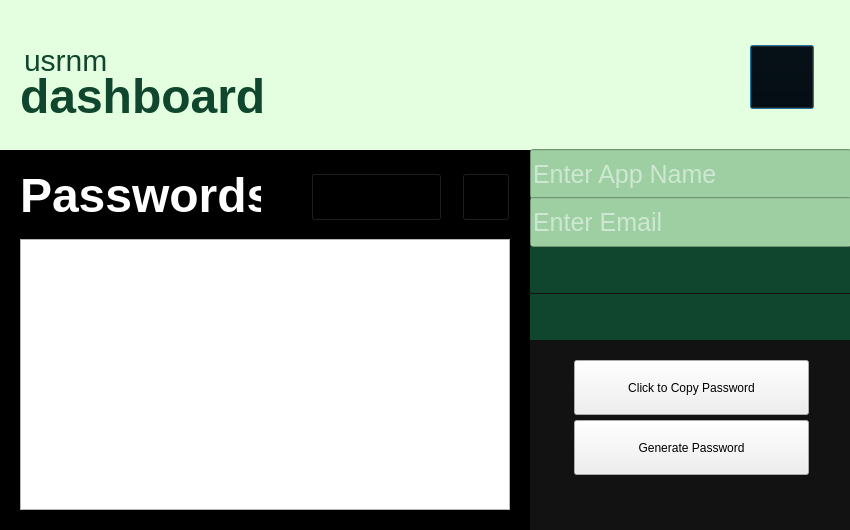
mvrck-dev/Clover, file vault8_dashboard.ui: the form before one commit.
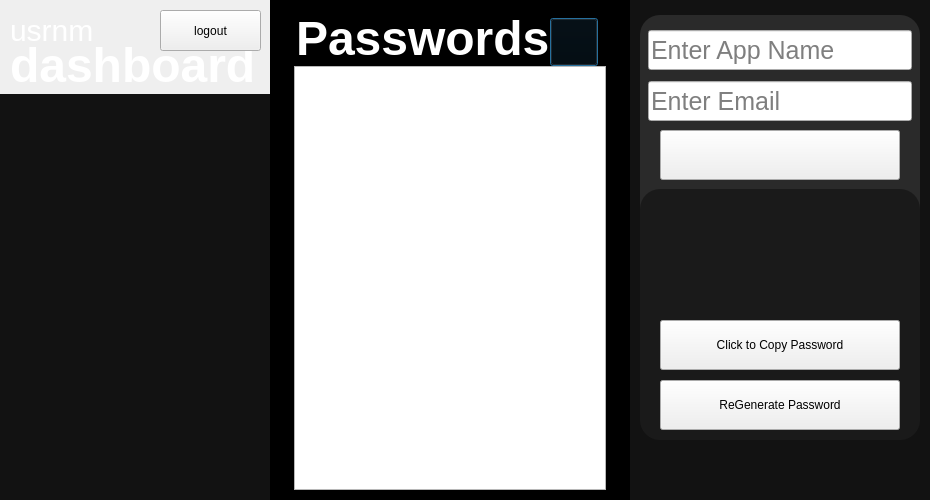
The form after the commit. Icons and pictures are not drawn.

```diff
--- a/vault8_dashboard.ui
+++ b/vault8_dashboard.ui
@@ -6,8 +6,8 @@
    <rect>
     <x>0</x>
     <y>0</y>
-    <width>850</width>
-    <height>530</height>
+    <width>930</width>
+    <height>500</height>
    </rect>
   </property>
   <property name="windowTitle">
@@ -18,8 +18,8 @@
     <rect>
      <x>0</x>
      <y>0</y>
-     <width>850</width>
-     <height>530</height>
+     <width>930</width>
+     <height>501</height>
     </rect>
    </property>
    <property name="styleSheet">
@@ -30,41 +30,44 @@
      <rect>
       <x>0</x>
       <y>0</y>
-      <width>850</width>
-      <height>150</height>
+      <width>270</width>
+      <height>101</height>
      </rect>
     </property>
     <property name="styleSheet">
-     <string notr="true">#header{background-color:#E4FFDF;}</string>
+     <string notr="true"/>
     </property>
     <property name="text">
      <string/>
     </property>
+    <property name="pixmap">
+     <pixmap resource="Resources.qrc">:/Images/rsrc/dashboard_art.png</pixmap>
+    </property>
    </widget>
    <widget class="QLabel" name="cbody">
     <property name="geometry">
      <rect>
-      <x>0</x>
-      <y>150</y>
-      <width>530</width>
-      <height>380</height>
+      <x>270</x>
+      <y>0</y>
+      <width>360</width>
+      <height>501</height>
      </rect>
     </property>
     <property name="text">
      <string/>
     </property>
    </widget>
-   <widget class="QLabel" name="sbody">
+   <widget class="QLabel" name="rsbody">
     <property name="geometry">
      <rect>
-      <x>530</x>
-      <y>150</y>
-      <width>322</width>
-      <height>380</height>
+      <x>630</x>
+      <y>0</y>
+      <width>300</width>
+      <height>500</height>
      </rect>
     </property>
     <property name="styleSheet">
-     <string notr="true">#sbody{background-color:#121212}</string>
+     <string notr="true">#rsbody{background-color:#121212}</string>
     </property>
     <property name="text">
      <string/>
@@ -73,14 +76,14 @@
    <widget class="QLabel" name="usrnm">
     <property name="geometry">
      <rect>
-      <x>24</x>
-      <y>40</y>
+      <x>10</x>
+      <y>10</y>
       <width>110</width>
       <height>41</height>
      </rect>
     </property>
     <property name="styleSheet">
-     <string notr="true">#usrnm{color: #0F462D; font-size: 30px; font-weight: 150;}</string>
+     <string notr="true">#usrnm{color: #FFFFFF; font-size: 30px;}</string>
     </property>
     <property name="text">
      <string>usrnm</string>
@@ -89,14 +92,14 @@
    <widget class="QLabel" name="dashboard_text">
     <property name="geometry">
      <rect>
-      <x>20</x>
-      <y>71</y>
-      <width>501</width>
+      <x>10</x>
+      <y>40</y>
+      <width>261</width>
       <height>51</height>
      </rect>
     </property>
     <property name="styleSheet">
-     <string notr="true">#dashboard_text{color: #0F462D; font-size: 48px; font-weight: 500;}</string>
+     <string notr="true">#dashboard_text{color: #FFFFFF; font-size: 48px; font-weight: 500;}</string>
     </property>
     <property name="text">
      <string>dashboard</string>
@@ -105,9 +108,9 @@
    <widget class="QLabel" name="pwdlabel">
     <property name="geometry">
      <rect>
-      <x>20</x>
-      <y>170</y>
-      <width>241</width>
+      <x>296</x>
+      <y>13</y>
+      <width>281</width>
       <height>51</height>
      </rect>
     </property>
@@ -118,69 +121,11 @@
      <string>Passwords</string>
     </property>
    </widget>
-   <widget class="QPushButton" name="logoutbtn">
-    <property name="geometry">
-     <rect>
-      <x>750</x>
-      <y>45</y>
-      <width>64</width>
-      <height>64</height>
-     </rect>
-    </property>
-    <property name="whatsThis">
-     <string>Logout</string>
-    </property>
-    <property name="styleSheet">
-     <string notr="true">#logoutbtn{background-color: #00000000;}</string>
-    </property>
-    <property name="text">
-     <string/>
-    </property>
-    <property name="icon">
-     <iconset resource="Resources.qrc">
-      <normaloff>:/Icons/rsrc/logout_icon.png</normaloff>:/Icons/rsrc/logout_icon.png</iconset>
-    </property>
-    <property name="iconSize">
-     <size>
-      <width>40</width>
-      <height>40</height>
-     </size>
-    </property>
-   </widget>
-   <widget class="QPushButton" name="addbtn">
-    <property name="geometry">
-     <rect>
-      <x>311</x>
-      <y>173</y>
-      <width>131</width>
-      <height>48</height>
-     </rect>
-    </property>
-    <property name="whatsThis">
-     <string>Logout</string>
-    </property>
-    <property name="styleSheet">
-     <string notr="true">#addbtn{background-color: #00000000;}</string>
-    </property>
-    <property name="text">
-     <string/>
-    </property>
-    <property name="icon">
-     <iconset resource="Resources.qrc">
-      <normaloff>:/Icons/rsrc/add_icon.png</normaloff>:/Icons/rsrc/add_icon.png</iconset>
-    </property>
-    <property name="iconSize">
-     <size>
-      <width>40</width>
-      <height>40</height>
-     </size>
-    </property>
-   </widget>
    <widget class="QPushButton" name="removebtn">
     <property name="geometry">
      <rect>
-      <x>462</x>
-      <y>173</y>
+      <x>550</x>
+      <y>18</y>
       <width>48</width>
       <height>48</height>
      </rect>
@@ -208,27 +153,27 @@
    <widget class="QListWidget" name="applist">
     <property name="geometry">
      <rect>
-      <x>20</x>
-      <y>239</y>
-      <width>490</width>
-      <height>271</height>
+      <x>294</x>
+      <y>66</y>
+      <width>312</width>
+      <height>424</height>
      </rect>
     </property>
     <property name="styleSheet">
      <string notr="true"/>
     </property>
    </widget>
-   <widget class="QLabel" name="appname">
+   <widget class="QLabel" name="emailid">
     <property name="geometry">
      <rect>
-      <x>530</x>
-      <y>247</y>
-      <width>322</width>
-      <height>46</height>
+      <x>655</x>
+      <y>260</y>
+      <width>250</width>
+      <height>45</height>
      </rect>
     </property>
     <property name="styleSheet">
-     <string notr="true">#appname{background-color:#0F462D; color: #FFF; font-size: 48px; font-weight: 500; padding: 5px, 9px, 0 ,0; font-size:10px; }</string>
+     <string notr="true">#appname{background-color:#2A2A2A;  }</string>
     </property>
     <property name="text">
      <string/>
@@ -237,48 +182,30 @@
    <widget class="QLineEdit" name="appfield">
     <property name="geometry">
      <rect>
-      <x>530</x>
-      <y>149</y>
-      <width>322</width>
-      <height>50</height>
+      <x>648</x>
+      <y>30</y>
+      <width>264</width>
+      <height>40</height>
      </rect>
     </property>
     <property name="styleSheet">
-     <string notr="true">#appfield{background-color:#9dcfa3
-; color: #FFF;font-size: 48px; font-weight: 200; font-size:25px; }</string>
+     <string notr="true">#appfield{font-size: 48px; font-weight: 200; font-size:25px; }</string>
     </property>
     <property name="placeholderText">
      <string>Enter App Name</string>
     </property>
    </widget>
-   <widget class="QLabel" name="alertbox">
-    <property name="geometry">
-     <rect>
-      <x>530</x>
-      <y>500</y>
-      <width>322</width>
-      <height>30</height>
-     </rect>
-    </property>
-    <property name="styleSheet">
-     <string notr="true">#appname{background-color:#0F462D; color: #FFF; font-size: 48px; font-weight: 500; padding: 5px, 9px, 0 ,0; font-size:10px; }</string>
-    </property>
-    <property name="text">
-     <string/>
-    </property>
-   </widget>
    <widget class="QLineEdit" name="emailfield">
     <property name="geometry">
      <rect>
-      <x>530</x>
-      <y>197</y>
-      <width>322</width>
-      <height>50</height>
+      <x>648</x>
+      <y>81</y>
+      <width>264</width>
+      <height>40</height>
      </rect>
     </property>
     <property name="styleSheet">
-     <string notr="true">#emailfield{background-color:#9dcfa3
-; color: #FFF;font-size: 48px; font-weight: 200; font-size:25px; }</string>
+     <string notr="true">#emailfield{font-size: 48px; font-weight: 200; font-size:25px; }</string>
     </property>
     <property name="placeholderText">
      <string>Enter Email </string>
@@ -287,27 +214,27 @@
    <widget class="QPushButton" name="generatepwd">
     <property name="geometry">
      <rect>
-      <x>574</x>
-      <y>420</y>
-      <width>235</width>
-      <height>55</height>
+      <x>660</x>
+      <y>380</y>
+      <width>240</width>
+      <height>50</height>
      </rect>
     </property>
     <property name="text">
-     <string>Generate Password</string>
+     <string>ReGenerate Password</string>
     </property>
    </widget>
-   <widget class="QLabel" name="emailid">
+   <widget class="QLabel" name="appname">
     <property name="geometry">
      <rect>
-      <x>530</x>
-      <y>294</y>
-      <width>322</width>
-      <height>46</height>
+      <x>655</x>
+      <y>205</y>
+      <width>250</width>
+      <height>45</height>
      </rect>
     </property>
     <property name="styleSheet">
-     <string notr="true">#emailid{background-color:#0F462D; color: #FFF; font-size: 48px; font-weight: 500; padding: 5px, 9px, 0 ,0; font-size:10px; }</string>
+     <string notr="true">#emailid{background-color:#2A2A2A ; }</string>
     </property>
     <property name="text">
      <string/>
@@ -316,33 +243,126 @@
    <widget class="QPushButton" name="copypwd">
     <property name="geometry">
      <rect>
-      <x>574</x>
-      <y>360</y>
-      <width>235</width>
-      <height>55</height>
+      <x>660</x>
+      <y>320</y>
+      <width>240</width>
+      <height>50</height>
      </rect>
     </property>
     <property name="text">
      <string>Click to Copy Password</string>
     </property>
    </widget>
-   <zorder>header</zorder>
+   <widget class="QLabel" name="lsbody">
+    <property name="geometry">
+     <rect>
+      <x>0</x>
+      <y>94</y>
+      <width>270</width>
+      <height>411</height>
+     </rect>
+    </property>
+    <property name="styleSheet">
+     <string notr="true">#lsbody{background-color:#121212}</string>
+    </property>
+    <property name="text">
+     <string/>
+    </property>
+   </widget>
+   <widget class="QLabel" name="rsibody">
+    <property name="geometry">
+     <rect>
+      <x>640</x>
+      <y>189</y>
+      <width>280</width>
+      <height>251</height>
+     </rect>
+    </property>
+    <property name="styleSheet">
+     <string notr="true">#rsibody{background-color:#1A1A1A; border-radius: 20;}</string>
+    </property>
+    <property name="text">
+     <string/>
+    </property>
+   </widget>
+   <widget class="QLabel" name="alertbox">
+    <property name="geometry">
+     <rect>
+      <x>655</x>
+      <y>450</y>
+      <width>250</width>
+      <height>35</height>
+     </rect>
+    </property>
+    <property name="styleSheet">
+     <string notr="true"/>
+    </property>
+    <property name="text">
+     <string/>
+    </property>
+   </widget>
+   <widget class="QLabel" name="rsibody2">
+    <property name="geometry">
+     <rect>
+      <x>640</x>
+      <y>15</y>
+      <width>280</width>
+      <height>291</height>
+     </rect>
+    </property>
+    <property name="styleSheet">
+     <string notr="true">#rsibody2{background-color:#2A2A2A; border-radius: 20;}</string>
+    </property>
+    <property name="text">
+     <string/>
+    </property>
+   </widget>
+   <widget class="QPushButton" name="addbtn">
+    <property name="geometry">
+     <rect>
+      <x>660</x>
+      <y>130</y>
+      <width>240</width>
+      <height>50</height>
+     </rect>
+    </property>
+    <property name="text">
+     <string/>
+    </property>
+   </widget>
+   <widget class="QPushButton" name="logoutbtn">
+    <property name="geometry">
+     <rect>
+      <x>160</x>
+      <y>10</y>
+      <width>101</width>
+      <height>41</height>
+     </rect>
+    </property>
+    <property name="text">
+     <string>logout</string>
+    </property>
+   </widget>
+   <zorder>rsbody</zorder>
+   <zorder>rsibody2</zorder>
+   <zorder>rsibody</zorder>
    <zorder>cbody</zorder>
-   <zorder>sbody</zorder>
+   <zorder>applist</zorder>
+   <zorder>lsbody</zorder>
+   <zorder>header</zorder>
    <zorder>usrnm</zorder>
    <zorder>dashboard_text</zorder>
    <zorder>pwdlabel</zorder>
-   <zorder>logoutbtn</zorder>
-   <zorder>addbtn</zorder>
    <zorder>removebtn</zorder>
-   <zorder>appname</zorder>
    <zorder>appfield</zorder>
-   <zorder>alertbox</zorder>
    <zorder>emailfield</zorder>
    <zorder>generatepwd</zorder>
-   <zorder>emailid</zorder>
    <zorder>copypwd</zorder>
-   <zorder>applist</zorder>
+   <zorder>alertbox</zorder>
+   <zorder>appname</zorder>
+   <zorder>emailid</zorder>
+   <zorder>addbtn</zorder>
+   <zorder>logoutbtn</zorder>
   </widget>
  </widget>
  <resources>
```
